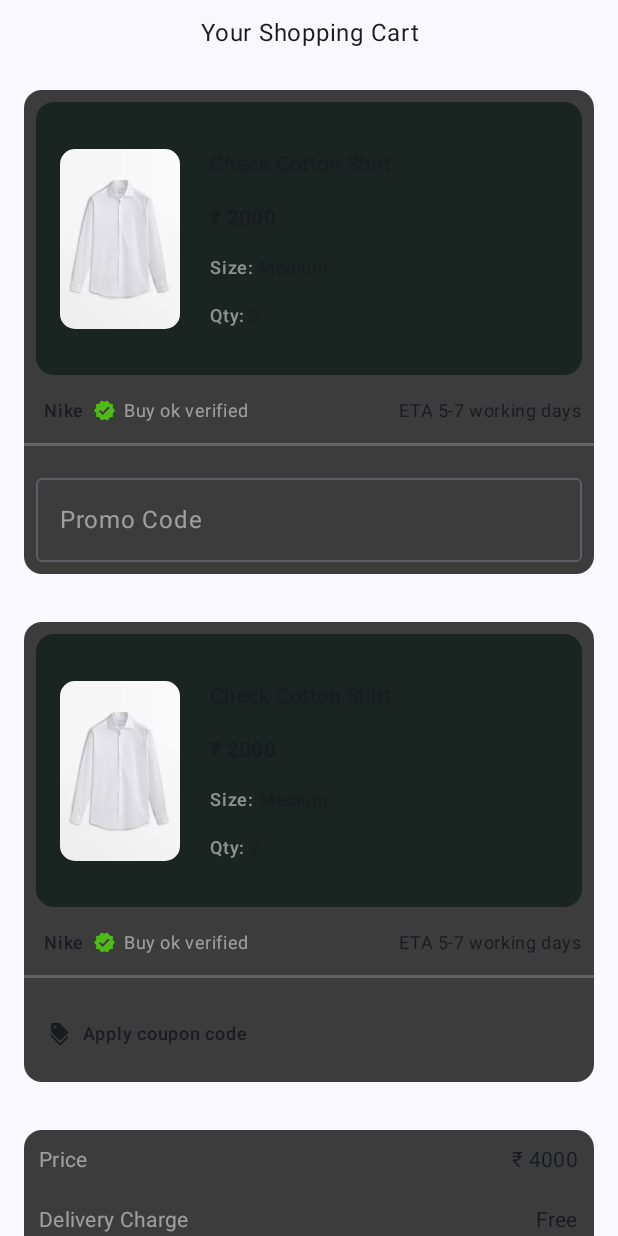
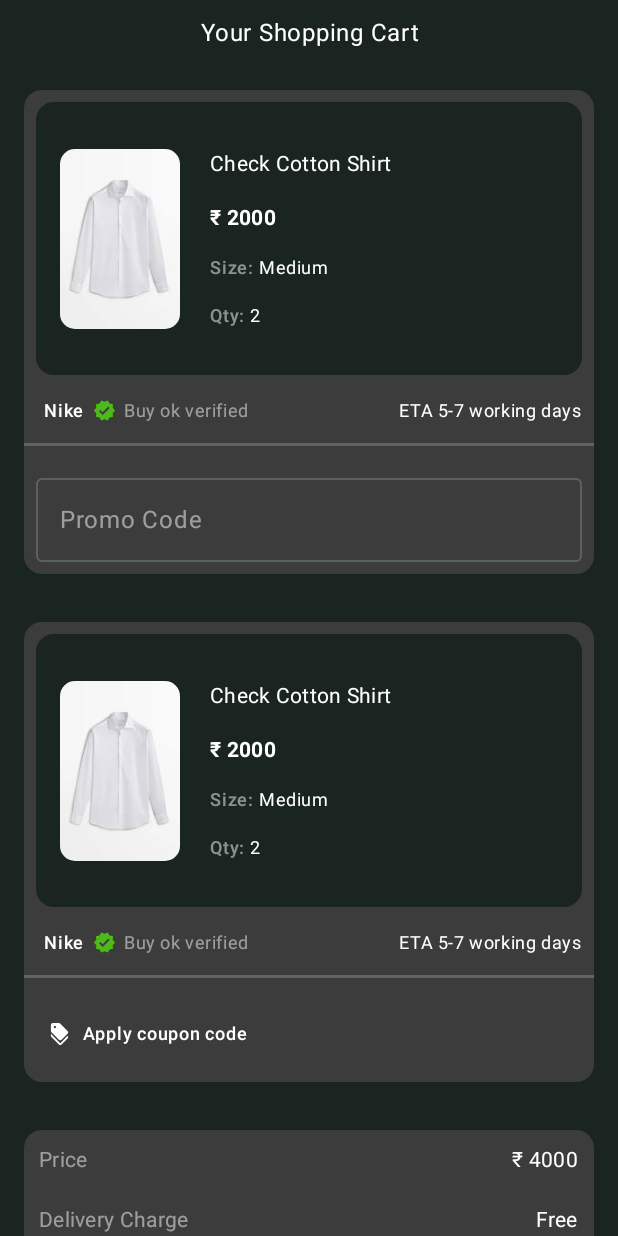
Before and after one commit to shilpashetty3003/ShoppingCartUI, an Android app built with Jetpack Compose: the screen it shows after launch (MainActivity), after a tap on "Apply coupon code", on a phone screen of 412 x 824 dp. Run offline under Robolectric (Android 15) with nearby library versions, the phone set to English and light mode, and no system bars.

Commit message:
UI Changes

```diff
--- a/app/src/main/java/com/example/shoopingcart/component/CardDetails.kt
+++ b/app/src/main/java/com/example/shoopingcart/component/CardDetails.kt
@@ -21,9 +21,11 @@ import androidx.compose.runtime.rememberCoroutineScope
 import androidx.compose.ui.Modifier
 import androidx.compose.ui.res.colorResource
 import androidx.compose.ui.text.TextStyle
+import androidx.compose.ui.text.font.FontWeight
 import androidx.compose.ui.unit.dp
 import androidx.compose.ui.unit.sp
 import com.example.shoopingcart.R
+import com.example.shoopingcart.ui.theme.White
 import com.example.shoopingcart.ui.theme.dp10
 import com.example.shoopingcart.ui.theme.dp16
 import kotlinx.coroutines.delay
@@ -49,24 +51,24 @@ fun CardDetails(price:String,CouponPrice:String,totalPrice:String) {
 
         Row(horizontalArrangement = Arrangement.SpaceBetween, modifier = modifier) {
             Text(text = "Price", style = typography, color = color)
-            Text(text = "₹ $price",style = typography,)
+            Text(text = "₹ $price",style = typography, color = White)
         }
 
         Row(horizontalArrangement = Arrangement.SpaceBetween,modifier = modifier) {
             Text(text = "Delivery Charge",style = typography, color = color)
-            Text(text = "Free",style = typography)
+            Text(text = "Free",style = typography, color = White)
         }
 
         Row(horizontalArrangement = Arrangement.SpaceBetween,modifier = modifier) {
             Text(text = "Coupon Discount",style = typography, color = color)
-            Text(text = "-  ₹ $CouponPrice",style = typography)
+            Text(text = "-  ₹ $CouponPrice",style = typography, color = White)
         }
 
         Divider(color = colorResource(id = R.color.white).copy(0.2f), thickness = 2.dp)
 
         Row(modifier = modifier,horizontalArrangement = Arrangement.SpaceBetween,) {
-            Text(text = "Total",style = typography, color = color)
-            Text(text = "₹ $totalPrice",style = typography,)
+            Text(text = "Total",style = typography, color = color, fontSize = 20.sp, fontWeight = FontWeight.Bold)
+            Text(text = "₹ $totalPrice",style = typography, color = White)
         }
     }
 }
--- a/app/src/main/java/com/example/shoopingcart/component/CartScreen.kt
+++ b/app/src/main/java/com/example/shoopingcart/component/CartScreen.kt
@@ -1,6 +1,7 @@
 package com.example.shoopingcart.component
 
 import android.util.Log
+import androidx.compose.foundation.background
 import androidx.compose.foundation.lazy.LazyColumn
 import androidx.compose.foundation.lazy.items
 import androidx.compose.foundation.shape.RoundedCornerShape
@@ -10,10 +11,12 @@ import androidx.compose.runtime.mutableStateOf
 import androidx.compose.runtime.remember
 import androidx.compose.runtime.rememberCoroutineScope
 import androidx.compose.runtime.setValue
+import androidx.compose.ui.Modifier
 import androidx.compose.ui.graphics.Color
 import androidx.compose.ui.tooling.preview.Preview
 import com.example.shoopingcart.data.Cart
 import com.example.shoopingcart.data.DummyData
+import com.example.shoopingcart.ui.theme.DarkJungleGreen
 import com.example.shoopingcart.ui.theme.dp16
 import com.example.shoopingcart.ui.theme.dp30
 import kotlinx.coroutines.delay
@@ -39,7 +42,7 @@ fun CartScreen() {
 
     val gradientColor = listOf(Color(0xFF4CBB17), Color(0xFF54F00A))
 
-    LazyColumn {
+    LazyColumn(modifier = Modifier.background(color = DarkJungleGreen)) {
         shoppingList.forEach {
             if (it.isCouponApplied) totalPrice = totalPrice + it.discountPrice
             else totalPrice = totalPrice + it.actualPrice
--- a/app/src/main/java/com/example/shoopingcart/component/ShoppingCart.kt
+++ b/app/src/main/java/com/example/shoopingcart/component/ShoppingCart.kt
@@ -57,6 +57,7 @@ import androidx.compose.ui.tooling.preview.Preview
 import androidx.compose.ui.unit.dp
 import com.example.shoopingcart.R
 import com.example.shoopingcart.data.Cart
+import com.example.shoopingcart.ui.theme.White
 import com.example.shoopingcart.ui.theme.dp10
 import com.example.shoopingcart.ui.theme.dp150
 import com.example.shoopingcart.ui.theme.dp16
@@ -150,10 +151,10 @@ fun Header(cart: Cart, modifier: Modifier, isAppliedCode: Boolean, couponTextVis
                     .height(dp150)
             ) {
 
-                Text(text = cart.name, style = typography.bodyMedium)
+                Text(text = cart.name, style = typography.bodyMedium,color = White)
                 if (isAppliedCode) {
                     Row {
-                        Text(text = "\u20B9 ${cart.discountPrice}", style = typography.bodyMedium)
+                        Text(text = "\u20B9 ${cart.discountPrice}", style = typography.bodyMedium, color = White)
                         Text(
                             text = " \u20B9 ${cart.actualPrice}",
                             style = typography.bodyMedium,
@@ -170,7 +171,7 @@ fun Header(cart: Cart, modifier: Modifier, isAppliedCode: Boolean, couponTextVis
                     Text(
                         text = "\u20B9 ${cart.actualPrice}",
                         style = typography.bodyMedium,
-                        fontWeight = FontWeight.Bold
+                        fontWeight = FontWeight.Bold,color = White
                     )
                 }
 
@@ -180,7 +181,7 @@ fun Header(cart: Cart, modifier: Modifier, isAppliedCode: Boolean, couponTextVis
                         style = typography.labelMedium,
                         color = Color.White.copy(0.5f)
                     )
-                    Text(text = cart.size, style = typography.bodySmall)
+                    Text(text = cart.size, style = typography.bodySmall,color = White)
                 }
                 Row {
                     Text(
@@ -188,7 +189,7 @@ fun Header(cart: Cart, modifier: Modifier, isAppliedCode: Boolean, couponTextVis
                         style = typography.labelMedium,
                         color = Color.White.copy(0.5f)
                     )
-                    Text(text = cart.qty.toString(), style = typography.bodySmall)
+                    Text(text = cart.qty.toString(), style = typography.bodySmall,color = White)
                 }
 
             }
@@ -204,7 +205,7 @@ fun SellerName(cart: Cart, modifier: Modifier) {
     val typography = MaterialTheme.typography
     Row(horizontalArrangement = Arrangement.SpaceBetween, modifier = modifier) {
         Row(modifier = Modifier.padding(horizontal = dp5)) {
-            Text(text = cart.sellerName, style = typography.labelMedium)
+            Text(text = cart.sellerName, style = typography.labelMedium,color = White)
             Image(
                 painter = painterResource(id = R.drawable.baseline_verified_24),
                 contentDescription = null,
@@ -216,7 +217,7 @@ fun SellerName(cart: Cart, modifier: Modifier) {
                 color = Color.White.copy(0.5f)
             )
         }
-        Text(text = "ETA 5-7 working days", style = typography.bodySmall)
+        Text(text = "ETA 5-7 working days", style = typography.bodySmall,color = White)
     }
 }
 
@@ -265,7 +266,7 @@ fun ApplyCoupon(
             colors = TextFieldDefaults.outlinedTextFieldColors(
                 focusedBorderColor = colorResource(id = R.color.Green),
                 focusedLabelColor = colorResource(id = R.color.Green),
-                cursorColor = colorResource(id = R.color.white)
+                cursorColor = colorResource(id = R.color.white), textColor = White
 
             ),
             onValueChange = {
@@ -286,9 +287,9 @@ fun ApplyCoupon(
             Row(verticalAlignment = Alignment.CenterVertically) {
                 Icon(
                     painter = painterResource(id = R.drawable.baseline_discount_24),
-                    contentDescription = "", modifier = Modifier.padding(horizontal = dp8)
+                    contentDescription = "", modifier = Modifier.padding(horizontal = dp8), tint  = White
                 )
-                Text(text = "Apply coupon code", style = MaterialTheme.typography.labelMedium)
+                Text(text = "Apply coupon code", style = MaterialTheme.typography.labelMedium,color = White)
             }
 
         }
--- a/app/src/main/java/com/example/shoopingcart/component/ShoppingName.kt
+++ b/app/src/main/java/com/example/shoopingcart/component/ShoppingName.kt
@@ -8,6 +8,7 @@ import androidx.compose.material3.Text
 import androidx.compose.runtime.Composable
 import androidx.compose.ui.Alignment
 import androidx.compose.ui.Modifier
+import androidx.compose.ui.graphics.Color
 import androidx.compose.ui.res.stringResource
 import androidx.compose.ui.text.style.TextAlign
 import androidx.compose.ui.tooling.preview.Preview
@@ -20,6 +21,6 @@ import com.example.shoopingcart.ui.theme.sp16
 fun ShoppingName() {
 
     Column(horizontalAlignment = Alignment.CenterHorizontally, modifier = Modifier.fillMaxWidth().padding(vertical = dp10)) {
-        Text(text = stringResource(id = R.string.shopping_text), textAlign = TextAlign.Center, fontSize = sp16 )
+        Text(text = stringResource(id = R.string.shopping_text), textAlign = TextAlign.Center, fontSize = sp16, color = Color.White )
     }
 }
```
